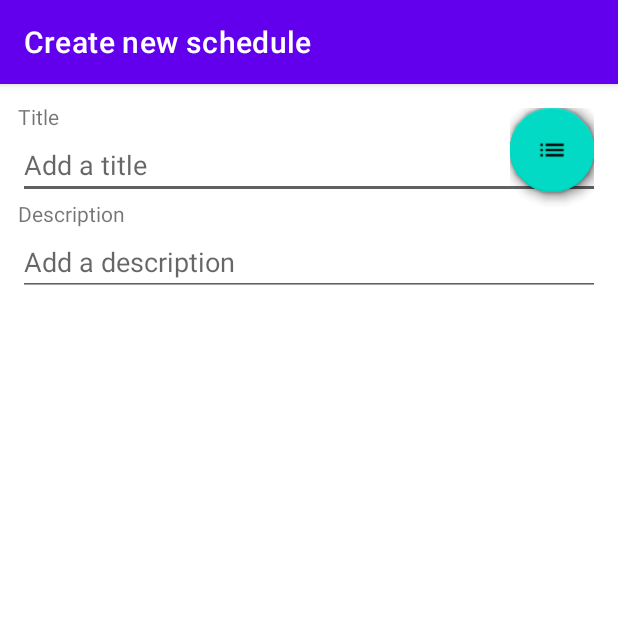
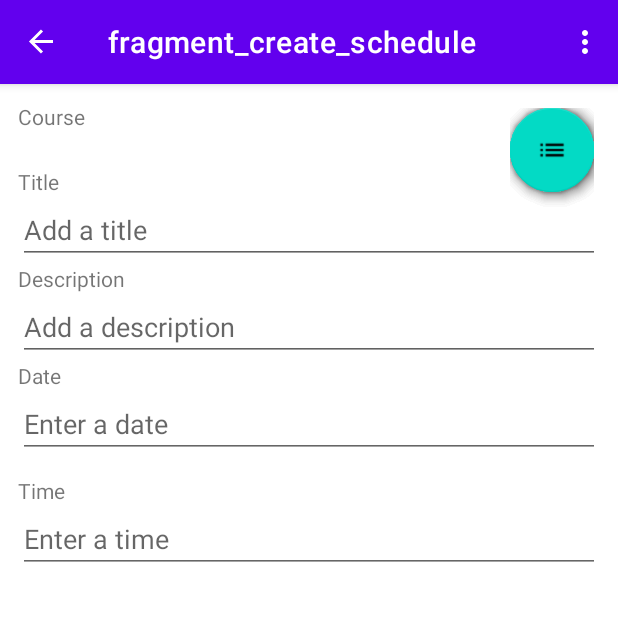
Before and after one commit to dhha/MasterMind, an Android app: the screen it shows after launch (CreateScheduleActivity before the commit, MainActivity after it), after a tap on an icon or button, on a phone screen of 412 x 824 dp, the top half of it. Run offline under Robolectric (Android 15) with nearby library versions, the light colour scheme and no system bars; our stand-ins replace navigation-ui; plain views replace FloatingActionButton, FloatingActionMenu.

Commit message:
Schedule task

```diff
--- a/app/build.gradle
+++ b/app/build.gradle
@@ -1,6 +1,7 @@
 plugins {
     id 'com.android.application'
     id 'org.jetbrains.kotlin.android'
+    id 'androidx.navigation.safeargs'
 }
 
 android {
--- a/app/src/main/java/com/example/mastermind/CreateScheduleActivity.kt
+++ /dev/null
@@ -1,16 +0,0 @@
-package com.example.mastermind
-
-import androidx.appcompat.app.AppCompatActivity
-import android.os.Bundle
-import com.example.mastermind.databinding.ActivityCreateScheduleBinding
-
-class CreateScheduleActivity : AppCompatActivity() {
-    private lateinit var binding: ActivityCreateScheduleBinding
-    override fun onCreate(savedInstanceState: Bundle?) {
-        super.onCreate(savedInstanceState)
-        binding = ActivityCreateScheduleBinding.inflate(layoutInflater)
-        setContentView(binding.root)
-
-        title = "Create new schedule"
-    }
-}
--- a/app/src/main/java/com/example/mastermind/ui/adapter/Schedule.kt
+++ /dev/null
@@ -1,3 +0,0 @@
-package com.example.mastermind.ui.adapter
-
-data class Schedule(val name:String, val description: String)
--- a/app/src/main/java/com/example/mastermind/ui/adapter/ScheduleAdapter.kt
+++ b/app/src/main/java/com/example/mastermind/ui/adapter/ScheduleAdapter.kt
@@ -1,9 +1,9 @@
 package com.example.mastermind.ui.adapter
 
-import android.view.View
 import android.view.ViewGroup
 import androidx.recyclerview.widget.RecyclerView
 import com.example.mastermind.databinding.ScheduleItemBinding
+import com.example.mastermind.ui.model.Schedule
 
 class ScheduleAdapter(
     private val schedules: List<Schedule>
--- /dev/null
+++ b/app/src/main/java/com/example/mastermind/ui/home/CreateScheduleFragment.kt
@@ -0,0 +1,21 @@
+package com.example.mastermind.ui.home
+
+import android.os.Bundle
+import androidx.fragment.app.Fragment
+import android.view.LayoutInflater
+import android.view.View
+import android.view.ViewGroup
+import com.example.mastermind.R
+
+
+class CreateScheduleFragment : Fragment() {
+
+    override fun onCreateView(
+        inflater: LayoutInflater, container: ViewGroup?,
+        savedInstanceState: Bundle?
+    ): View? {
+        // Inflate the layout for this fragment
+        return inflater.inflate(R.layout.fragment_create_schedule, container, false)
+    }
+
+}
--- a/app/src/main/java/com/example/mastermind/ui/home/HomeFragment.kt
+++ b/app/src/main/java/com/example/mastermind/ui/home/HomeFragment.kt
@@ -8,7 +8,7 @@ import android.view.ViewGroup
 import android.widget.TextView
 import androidx.fragment.app.Fragment
 import androidx.lifecycle.ViewModelProvider
-import com.example.mastermind.CreateScheduleActivity
+import androidx.navigation.fragment.findNavController
 import com.example.mastermind.databinding.FragmentHomeBinding
 
 class HomeFragment : Fragment() {
@@ -29,16 +29,12 @@ class HomeFragment : Fragment() {
         _binding = FragmentHomeBinding.inflate(inflater, container, false)
         val root: View = binding.root
 
-//        val textView: TextView = binding.textHome
-//        homeViewModel.text.observe(viewLifecycleOwner) {
-//            textView.text = it
-//        }
-
         binding.activityHomeFab.setOnClickListener {
-            val intent = Intent(requireContext(), CreateScheduleActivity::class.java)
-            startActivity(intent)
+//            val intent = Intent(requireContext(), CreateScheduleFragment::class.java)
+//            startActivity(intent)
+            val direction = HomeFragmentDirections.actionNavScheduleToCreateScheduleFragment()
+            findNavController().navigate(direction)
         }
-
         return root
     }
 
--- a/app/src/main/java/com/example/mastermind/ui/adapter/Attachment.kt
+++ b/app/src/main/java/com/example/mastermind/ui/model/Attachment.kt
@@ -1,3 +1,3 @@
-package com.example.mastermind.ui.adapter
+package com.example.mastermind.ui.model
 
 data class Attachment(val name: String, val url: Int): java.io.Serializable
--- /dev/null
+++ b/app/src/main/java/com/example/mastermind/ui/model/Course.kt
@@ -0,0 +1,10 @@
+package com.example.mastermind.ui.model
+
+import androidx.room.Entity
+import androidx.room.PrimaryKey
+
+@Entity
+data class Course(val name: String, val description: String, val professor: String, val location: String) : java.io.Serializable{
+    @PrimaryKey(autoGenerate = true)
+    val id: Int = 0
+}
--- /dev/null
+++ b/app/src/main/java/com/example/mastermind/ui/model/Schedule.kt
@@ -0,0 +1,12 @@
+package com.example.mastermind.ui.model
+
+import androidx.room.Entity
+import androidx.room.PrimaryKey
+import java.sql.Time
+import java.util.Date
+
+@Entity
+data class Schedule(val course: Course, val name:String, val description: String, val date: Date, val time: Time) : java.io.Serializable {
+    @PrimaryKey(autoGenerate = true)
+    val id: Int = 0
+}
--- a/app/src/main/res/layout/activity_create_schedule.xml
+++ b/app/src/main/res/layout/fragment_create_schedule.xml
@@ -4,16 +4,33 @@
     xmlns:tools="http://schemas.android.com/tools"
     android:layout_width="match_parent"
     android:layout_height="match_parent"
-    tools:context=".CreateScheduleActivity">
+    tools:context=".ui.home.CreateScheduleFragment">
 
+    <!-- TODO: Update blank fragment layout -->
     <LinearLayout
         android:id="@+id/fragment_task_basic_info_container"
         android:layout_width="match_parent"
         android:layout_height="wrap_content"
         android:padding="12dp"
         android:orientation="vertical">
+        <LinearLayout
+            android:layout_width="match_parent"
+            android:layout_height="wrap_content"
+            android:layout_weight="1"
+            android:orientation="vertical">
 
+            <TextView
+                android:text="@string/fragment_course_title_label"
+                android:layout_width="wrap_content"
+                android:layout_height="wrap_content" />
 
+            <androidx.appcompat.widget.AppCompatSpinner
+                android:id="@+id/listCourses"
+                android:layout_width="match_parent"
+                android:layout_height="wrap_content"
+                android:autofillHints="Select course"/>
+
+        </LinearLayout>
 
         <LinearLayout
             android:layout_width="match_parent"
@@ -44,8 +61,6 @@
                     />
             </LinearLayout>
 
-
-
         </LinearLayout>
 
         <LinearLayout
@@ -70,13 +85,55 @@
                 />
         </LinearLayout>
 
-        <androidx.recyclerview.widget.RecyclerView
-            android:id="@+id/fragment_task_recycler"
+        <LinearLayout
+            android:orientation="vertical"
             android:layout_width="match_parent"
-            android:layout_height="match_parent"
-            />
+            android:layout_height="wrap_content">
+
+            <TextView
+                android:layout_width="wrap_content"
+                android:layout_height="wrap_content"
+                android:text="@string/fragment_edit_repeating_reminder_date_title" />
+            <EditText
+                android:id="@+id/fragment_edit_repeating_reminder_date"
+                android:layout_width="match_parent"
+                android:layout_height="wrap_content"
+                android:focusable="false"
+                android:hint="@string/fragment_edit_repeating_reminder_date_hint"
+                android:inputType="none" />
+        </LinearLayout>
+
+        <LinearLayout
+            android:orientation="vertical"
+            android:layout_width="match_parent"
+            android:layout_height="wrap_content"
+            android:layout_marginTop="12dp">
+            <TextView
+                android:layout_width="wrap_content"
+                android:layout_height="wrap_content"
+                android:text="@string/fragment_edit_repeating_reminder_time_title" />
+
+            <EditText
+                android:id="@+id/fragment_edit_repeating_reminder_time"
+                android:layout_width="match_parent"
+                android:layout_height="wrap_content"
+                android:focusable="false"
+                android:hint="@string/fragment_edit_repeating_reminder_time_hint"
+                android:inputType="none" />
+        </LinearLayout>
+
+        <LinearLayout
+            android:orientation="vertical"
+            android:layout_width="match_parent"
+            android:layout_height="wrap_content">
+            <androidx.recyclerview.widget.RecyclerView
+                android:id="@+id/fragment_task_recycler"
+                android:layout_width="match_parent"
+                android:layout_height="match_parent"
+                />
+        </LinearLayout>
+
     </LinearLayout>
-
 
 
     <com.github.clans.fab.FloatingActionMenu
@@ -165,5 +222,4 @@
         android:textSize="14sp"
         android:visibility="invisible"
         />
-
 </RelativeLayout>
--- a/app/src/main/res/navigation/mobile_navigation.xml
+++ b/app/src/main/res/navigation/mobile_navigation.xml
@@ -9,7 +9,11 @@
         android:id="@+id/nav_schedule"
         android:name="com.example.mastermind.ui.home.HomeFragment"
         android:label="@string/menu_schedule"
-        tools:layout="@layout/fragment_home" />
+        tools:layout="@layout/fragment_home" >
+        <action
+            android:id="@+id/action_nav_schedule_to_createScheduleFragment"
+            app:destination="@id/createScheduleFragment" />
+    </fragment>
 
     <fragment
         android:id="@+id/nav_note"
@@ -27,4 +31,13 @@
         android:name="com.example.mastermind.ui.timer.FragmenTimer"
         android:label="@string/menu_timer"
         tools:layout="@layout/fragment_fragmen_timer" />
+    <fragment
+        android:id="@+id/createScheduleFragment"
+        android:name="com.example.mastermind.ui.home.CreateScheduleFragment"
+        android:label="fragment_create_schedule"
+        tools:layout="@layout/fragment_create_schedule" >
+        <action
+            android:id="@+id/action_createScheduleFragment_to_nav_schedule"
+            app:destination="@id/nav_schedule" />
+    </fragment>
 </navigation>
--- a/app/src/main/res/values/strings.xml
+++ b/app/src/main/res/values/strings.xml
@@ -23,6 +23,7 @@
     <string name="fragment_task_category_label">Category</string>
     <string name="fragment_task_description_label">Description</string>
     <string name="fragment_task_description_hint">Add a description</string>
+    <string name="fragment_task_list_attachment_label">Attachments</string>
 
     <string name="fragment_task_tap_to_add_attachment_hint">Tap to add attachments</string>
     <string name="fragment_task_header_basic_info">Basic Info</string>
@@ -34,6 +35,26 @@
     <string name="datepicker_cancel">CANCEL</string>
     <string name="datepicker_ok">OK</string>
 
+    //Edit One-Time reminder fragment
+    <string name="fragment_edit_one_time_reminder_date_title">Date</string>
+    <string name="fragment_edit_one_time_reminder_date_hint">Enter a date</string>
+    <string name="fragment_edit_one_time_reminder_time_title">Time</string>
+    <string name="fragment_edit_one_time_reminder_time_hint">Enter a time</string>
+
+    //Edit Repeating reminder fragment
+    <string name="fragment_edit_repeating_reminder_date_title">Date</string>
+    <string name="fragment_edit_repeating_reminder_date_hint">Enter a date</string>
+    <string name="fragment_edit_repeating_reminder_time_title">Time</string>
+    <string name="fragment_edit_repeating_reminder_time_hint">Enter a time</string>
+    <string name="fragment_edit_repeating_reminder_repeat_title">Repeat</string>
+    <string name="fragment_edit_repeating_reminder_repeat_interval_every">Every</string>
+    <string name="fragment_edit_repeating_reminder_repeat_interval_days">Day(s)</string>
+    <string name="fragment_edit_repeating_reminder_repeat_interval_weeks">Week(s)</string>
+    <string name="fragment_edit_repeating_reminder_repeat_interval_months">Month(s)</string>
+    <string name="fragment_edit_repeating_reminder_repeat_interval_years">Year(s)</string>
+    <string name="fragment_edit_repeating_reminder_repeat_end_until_date">Until</string>
+    <string name="fragment_edit_repeating_reminder_repeat_end_for_x_events_1">For</string>
+    <string name="fragment_edit_repeating_reminder_repeat_end_for_x_events_2">event(s)</string>
 
     /* Audio Attachment ViewHolder */
     <string name="dialog_audio_attachment_options_replace">Replace audio</string>
@@ -220,4 +241,5 @@
 
     <string name="ttsu_activity_place_radius_icon_title">Adjust the radius</string>
     <string name="ttsu_activity_place_radius_icon_description">Use the slider to tweak the detection radius</string>
+    <string name="fragment_course_title_label">Course</string>
 </resources>
```
